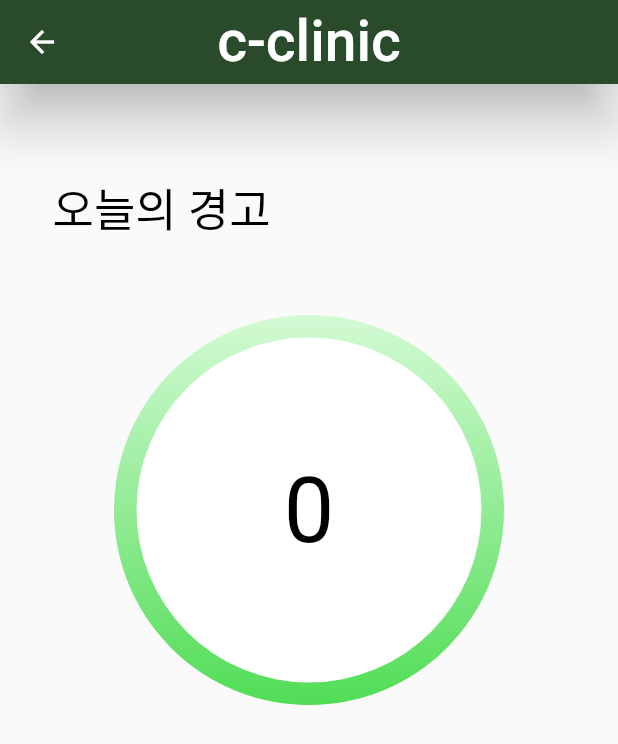
After one commit to L-Y-Jeong/c-clinic_frontend_only, a Flutter app: the TodayPage screen opened directly, on a phone screen of 412 x 824 dp. The commit adds this screen. Shown: the top 744 px of the screen. Run offline on Flutter 3.47's test engine with Material 2 defaults, Android fonts, the phone set to English and light mode, and no system bars; our stand-ins replace firebase_auth, firebase_core; accounts and stored records are empty.

Commit message:
second commit

```diff
--- /dev/null
+++ b/lib/today_page.dart
@@ -0,0 +1,154 @@
+import 'package:flutter/cupertino.dart';
+import 'package:flutter/material.dart';
+
+import 'auth_service.dart';
+import 'home_page.dart';
+import 'login_page.dart';
+import 'main.dart';
+
+class TodayPage extends StatefulWidget {
+  const TodayPage({Key? key}) : super(key: key);
+  @override
+  State<TodayPage> createState() => _TodayPageState();
+}
+
+class _TodayPageState extends State<TodayPage> {
+  TextEditingController jobController = TextEditingController();
+
+  @override
+  Widget build(BuildContext context) {
+    int _count = 0;
+    // const color_red = Colors.red;
+
+    // MaterialColor _check_Color(_count) {
+    //   //var color_list = List<int>.filled(2, 0);
+
+    //   if (_count >= 10 && _count < 20) {
+    //     Color color_red = Colors.red;
+    //     return color_red;
+    //   }
+    // }
+
+    return Scaffold(
+      appBar: AppBar(
+        title: Text(
+          "c-clinic",
+          style: TextStyle(fontSize: 38, fontWeight: FontWeight.w500),
+        ),
+        centerTitle: true,
+        elevation: 15.0,
+        backgroundColor: clinic_color,
+      ),
+      body: Column(
+        crossAxisAlignment: CrossAxisAlignment.start, // 왼쪽 정렬
+        children: [
+          Padding(
+            padding: EdgeInsets.fromLTRB(35, 60, 0, 0),
+            child: Text(
+              "오늘의 경고",
+              style: TextStyle(
+                fontSize: 30,
+                fontWeight: FontWeight.normal,
+                color: Colors.black,
+              ),
+            ),
+          ),
+          Center(
+            child: SizedBox(
+                child: Column(
+              children: [
+                if (_count < 10)
+                  Center(
+                    child: Container(
+                        margin: EdgeInsets.only(top: 50),
+                        width: 260,
+                        height: 260,
+                        decoration: BoxDecoration(
+                            gradient: LinearGradient(
+                                begin: Alignment.topCenter,
+                                end: Alignment.bottomCenter,
+                                colors: [
+                                  Color.fromARGB(255, 211, 250, 212),
+                                  Color.fromARGB(255, 81, 221, 86)
+                                ]),
+                            borderRadius: BorderRadius.all(
+                              Radius.circular(200),
+                            )),
+                        child: Container(
+                          margin: EdgeInsets.all(15),
+                          child: CircleAvatar(
+                            backgroundColor: Colors.white,
+                            child: Text(
+                              '$_count', //경고 횟수
+                              style:
+                                  TextStyle(fontSize: 60, color: Colors.black),
+                            ),
+                          ),
+                        )),
+                  )
+                else if (_count >= 10 && _count < 20)
+                  Center(
+                    child: Container(
+                        margin: EdgeInsets.only(top: 50),
+                        width: 260,
+                        height: 260,
+                        decoration: BoxDecoration(
+                            gradient: LinearGradient(
+                                begin: Alignment.topCenter,
+                                end: Alignment.bottomCenter,
+                                colors: [
+                                  Color.fromARGB(255, 253, 240, 218),
+                                  Color.fromARGB(255, 255, 171, 35)
+                                ]),
+                            borderRadius: BorderRadius.all(
+                              Radius.circular(200),
+                            )),
+                        child: Container(
+                          margin: EdgeInsets.all(15),
+                          child: CircleAvatar(
+                            backgroundColor: Colors.white,
+                            child: Text(
+                              '$_count', //경고 횟수
+                              style:
+                                  TextStyle(fontSize: 60, color: Colors.black),
+                            ),
+                          ),
+                        )),
+                  )
+                else
+                  Center(
+                    child: Container(
+                        margin: EdgeInsets.only(top: 50),
+                        width: 260,
+                        height: 260,
+                        decoration: BoxDecoration(
+                            gradient: LinearGradient(
+                                begin: Alignment.topCenter,
+                                end: Alignment.bottomCenter,
+                                colors: [
+                                  Color.fromARGB(255, 255, 228, 228),
+                                  Color.fromARGB(255, 239, 56, 56)
+                                ]),
+                            borderRadius: BorderRadius.all(
+                              Radius.circular(200),
+                            )),
+                        child: Container(
+                          margin: EdgeInsets.all(15),
+                          child: CircleAvatar(
+                            backgroundColor: Colors.white,
+                            child: Text(
+                              '$_count', //경고 횟수
+                              style:
+                                  TextStyle(fontSize: 60, color: Colors.black),
+                            ),
+                          ),
+                        )),
+                  )
+              ],
+            )),
+          ),
+        ],
+      ),
+    );
+  }
+}
```
Also changed, not shown: lib/home_page.dart (+56 -15 lines).
